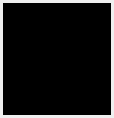
Old version of the form Homer/forms/Widgets/OverviewErrorsWidget.ui in the repository Homer-Conferencing/Homer-Conferencing.
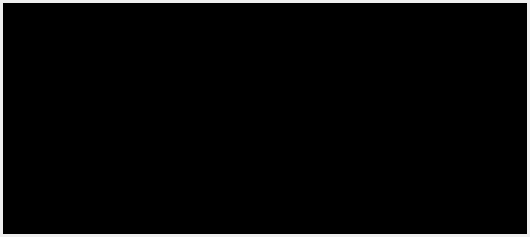
New version of the form.

Patch:
```diff
--- a/Homer/forms/Widgets/OverviewErrorsWidget.ui
+++ b/Homer/forms/Widgets/OverviewErrorsWidget.ui
@@ -6,20 +6,19 @@
    <rect>
     <x>0</x>
     <y>0</y>
-    <width>114</width>
-    <height>118</height>
+    <width>530</width>
+    <height>237</height>
    </rect>
   </property>
   <property name="font">
    <font>
     <family>Arial</family>
     <pointsize>10</pointsize>
-    <weight>75</weight>
-    <bold>true</bold>
    </font>
   </property>
   <property name="styleSheet">
-   <string notr="true"/>
+   <string notr="true">QDockWidget::title { font: bold; text-align: center; padding: 3px;
+		background-color: qlineargradient(spread:pad, x1:0, y1:0, x2:0, y2:1, stop:0 rgba(176, 176, 176, 255), stop:1 rgba(255, 255, 255, 255));}</string>
   </property>
   <property name="allowedAreas">
    <set>Qt::BottomDockWidgetArea|Qt::TopDockWidgetArea</set>
```
